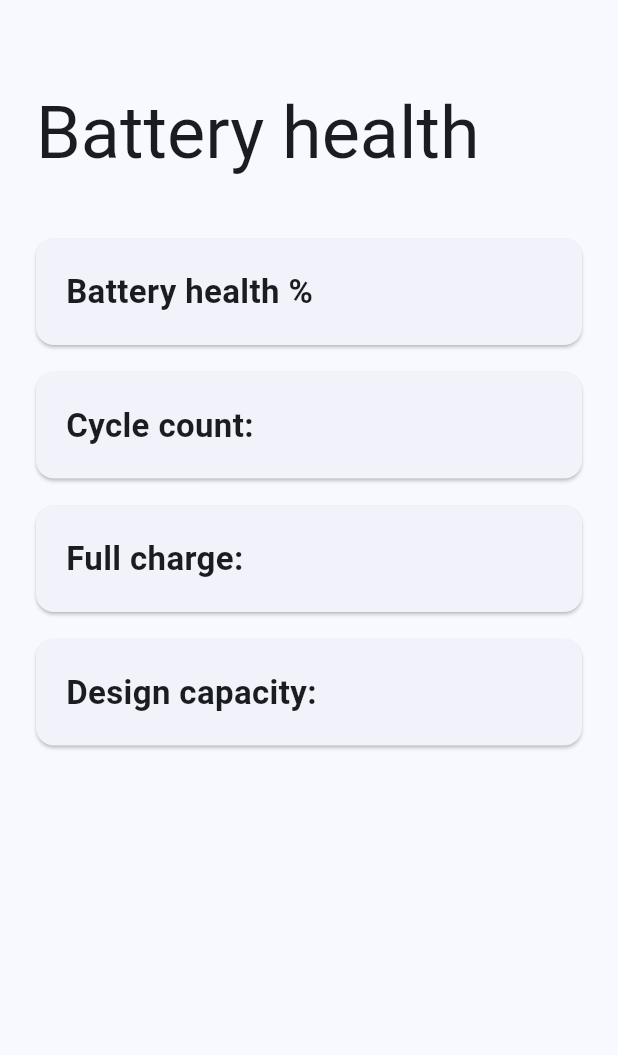
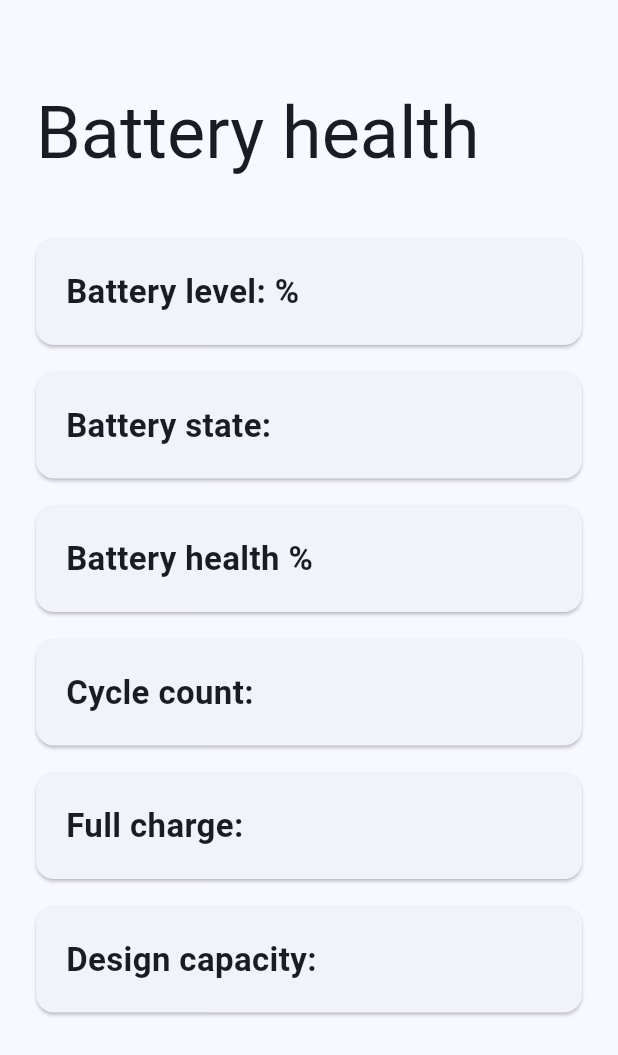
Before and after one commit to Maciek-Hetman/battery_health, a Flutter app: the BatteryHealthView widget shown alone on an empty page, opened directly with empty values, on a phone screen of 412 x 824 dp. Shown: the top 1055 px of the screen. Run offline on Flutter 3.47's test engine with Material 2 defaults, Android fonts, the phone set to English and light mode, and no system bars; drawn by our look-alikes of dynamic_color; our stand-ins replace battery_plus, device_info_plus, loading_indicator; missing offline and left inert: root, system_info2.

Commit message:
add battery level and state

```diff
--- a/lib/views/battery_health_view.dart
+++ b/lib/views/battery_health_view.dart
@@ -7,13 +7,21 @@ class BatteryHealthView extends StatelessWidget {
   final String _cycleCount;
   final String _fullChargeReadable;
   final String _designCapacityReadable;
+  final String _batteryLevel;
+  final String _batteryState;
 
   final _controller = ScrollController();
 
-  BatteryHealthView(this._batteryHealth, this._cycleCount,
-      this._fullChargeReadable, this._designCapacityReadable,
+  BatteryHealthView(
+      this._batteryHealth,
+      this._cycleCount,
+      this._fullChargeReadable,
+      this._designCapacityReadable,
+      this._batteryLevel,
+      this._batteryState,
       {super.key});
 
+  @override
   Widget build(BuildContext context) {
     return PrimaryScrollController(
         controller: _controller,
@@ -35,6 +43,8 @@ class BatteryHealthView extends StatelessWidget {
             ),
             SliverList(
               delegate: SliverChildListDelegate([
+                CustomCard("Battery level: $_batteryLevel%"),
+                CustomCard("Battery state: $_batteryState"),
                 CustomCard("Battery health $_batteryHealth%"),
                 CustomCard("Cycle count: $_cycleCount"),
                 CustomCard("Full charge: $_fullChargeReadable"),
--- a/lib/views/no_battery_info_view.dart
+++ b/lib/views/no_battery_info_view.dart
@@ -32,7 +32,7 @@ class NoBatteryInfoView extends StatelessWidget {
                     const EdgeInsets.symmetric(horizontal: 20, vertical: 12),
                 child:
                     const Text('Battery info', style: TextStyle(fontSize: 30))),
-            CustomCard("Could not fetch battery info"),
+            const CustomCard("Could not fetch battery info"),
             CustomCard("Root status: $_rootAccess"),
             Padding(
               padding: const EdgeInsets.all(8),
--- a/lib/widgets/card_widget.dart
+++ b/lib/widgets/card_widget.dart
@@ -3,7 +3,7 @@ import 'package:flutter/material.dart';
 class CustomCard extends StatelessWidget {
   final _text;
 
-  CustomCard(this._text);
+  const CustomCard(this._text, {super.key});
 
   @override
   Widget build(BuildContext context) {
--- a/pubspec.yaml
+++ b/pubspec.yaml
@@ -29,6 +29,7 @@ environment:
 # the latest version available on pub.dev. To see which dependencies have newer
 # versions available, run `flutter pub outdated`.
 dependencies:
+  battery_plus: ^4.0.1
   device_info_plus: ^9.0.2
   dynamic_color: ^1.6.2
   flutter:
```
Also changed, not shown: lib/main.dart (+27 -1 lines), pubspec.lock.
